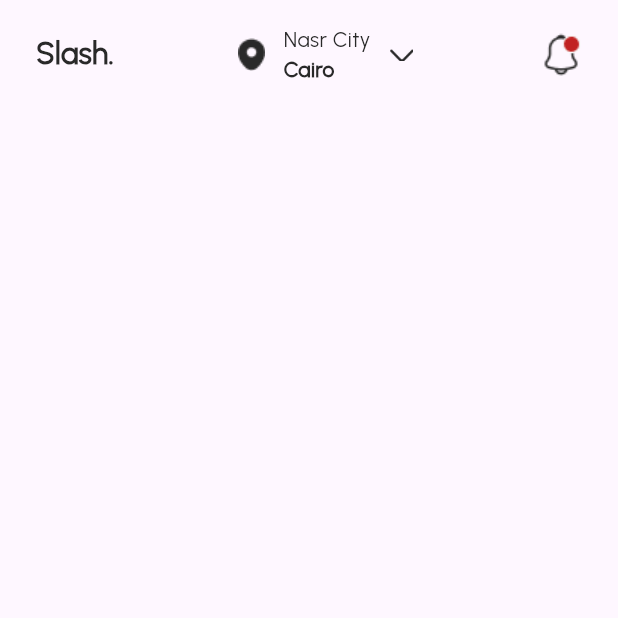
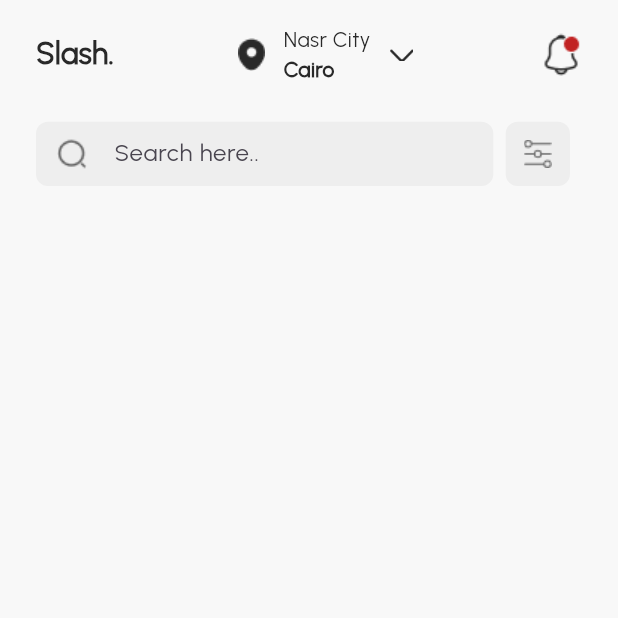
Before and after one commit to aliabdelnaby/slash-internship-task, a Flutter app: the screen it shows after launch, on a phone screen of 412 x 824 dp, the top half of it. Run offline on Flutter 3.47's test engine with Material 3 defaults, Android fonts, the phone set to English and light mode, and no system bars; our stand-ins replace flutter_bloc, go_router.

Commit message:
Finish Search Widget

```diff
--- a/lib/features/home/presentation/widgets/custom_appbar.dart
+++ b/lib/features/home/presentation/widgets/custom_appbar.dart
@@ -33,13 +33,19 @@ class CustomAppBar extends StatelessWidget {
               ],
             ),
             SizedBox(width: MediaQuery.of(context).size.width * 0.03),
-            Image.asset(
-              Assets.imagesArrowdown,
-              height: MediaQuery.of(context).size.height * 0.01,
+            InkWell(
+              onTap: () {},
+              child: Image.asset(
+                Assets.imagesArrowdown,
+                height: MediaQuery.of(context).size.height * 0.01,
+              ),
             ),
           ],
         ),
-        Image.asset(Assets.imagesNotifcationIcon)
+        InkWell(
+          onTap: () {},
+          child: Image.asset(Assets.imagesNotifcationIcon),
+        ),
       ],
     );
   }
--- /dev/null
+++ b/lib/features/home/presentation/widgets/custom_search_widget.dart
@@ -0,0 +1,55 @@
+import 'package:flutter/material.dart';
+import 'package:slash_task/core/utils/app_assets.dart';
+import 'package:slash_task/core/utils/app_colors.dart';
+import 'package:slash_task/core/utils/app_strings.dart';
+import 'package:slash_task/core/utils/app_styles.dart';
+
+class CustomSearchWidget extends StatelessWidget {
+  const CustomSearchWidget({
+    super.key,
+  });
+
+  @override
+  Widget build(BuildContext context) {
+    return Row(
+      children: [
+        SizedBox(
+          width: MediaQuery.of(context).size.width * 0.74,
+          height: MediaQuery.of(context).size.height * 0.052,
+          child: TextField(
+            decoration: InputDecoration(
+              isDense: true,
+              border: OutlineInputBorder(
+                borderRadius: BorderRadius.circular(8.0),
+                borderSide: BorderSide.none,
+              ),
+              hintText: AppStrings.searchHere,
+              labelStyle: AppTextStyle.style14W400.copyWith(
+                color: const Color(0xff969696),
+              ),
+              prefixIcon: Image.asset(
+                Assets.imagesSearchNormal,
+              ),
+              filled: true,
+              fillColor: AppColors.textfield,
+            ),
+          ),
+        ),
+        SizedBox(width: MediaQuery.of(context).size.width * 0.02),
+        InkWell(
+          onTap: () {},
+          child: Container(
+            decoration: BoxDecoration(
+              color: AppColors.textfield,
+              borderRadius: BorderRadius.circular(8.0),
+            ),
+            height: MediaQuery.of(context).size.height * 0.052,
+            child: Image.asset(
+              Assets.imagesFilter,
+            ),
+          ),
+        ),
+      ],
+    );
+  }
+}
--- a/lib/features/home/presentation/widgets/home_screen_mobile_layout.dart
+++ b/lib/features/home/presentation/widgets/home_screen_mobile_layout.dart
@@ -1,5 +1,6 @@
 import 'package:flutter/material.dart';
 import 'package:slash_task/features/home/presentation/widgets/custom_appbar.dart';
+import 'package:slash_task/features/home/presentation/widgets/custom_search_widget.dart';
 
 class HomeScreenMobileLayout extends StatelessWidget {
   const HomeScreenMobileLayout({super.key});
@@ -14,7 +15,9 @@ class HomeScreenMobileLayout extends StatelessWidget {
             children: [
               SizedBox(height: MediaQuery.of(context).size.height * 0.02),
               const CustomAppBar(),
-              const SizedBox(height: 24),
+              SizedBox(height: MediaQuery.of(context).size.height * 0.03),
+              const CustomSearchWidget(),
+              SizedBox(height: MediaQuery.of(context).size.height * 0.03),
             ],
           ),
         ),
--- a/lib/main.dart
+++ b/lib/main.dart
@@ -1,7 +1,15 @@
 import 'package:flutter/material.dart';
+import 'package:flutter/services.dart';
 import 'package:slash_task/core/routes/app_router.dart';
+import 'package:slash_task/core/utils/app_colors.dart';
 
 void main() {
+  SystemChrome.setSystemUIOverlayStyle(
+    const SystemUiOverlayStyle(
+      systemNavigationBarColor: AppColors.scaffoldColor,
+      statusBarColor: AppColors.scaffoldColor,
+    ),
+  );
   runApp(const MyApp());
 }
 
@@ -15,6 +23,7 @@ class MyApp extends StatelessWidget {
       routerConfig: router,
       theme: ThemeData(
         fontFamily: "Urbanist",
+        scaffoldBackgroundColor: AppColors.scaffoldColor,
       ),
     );
   }
```
